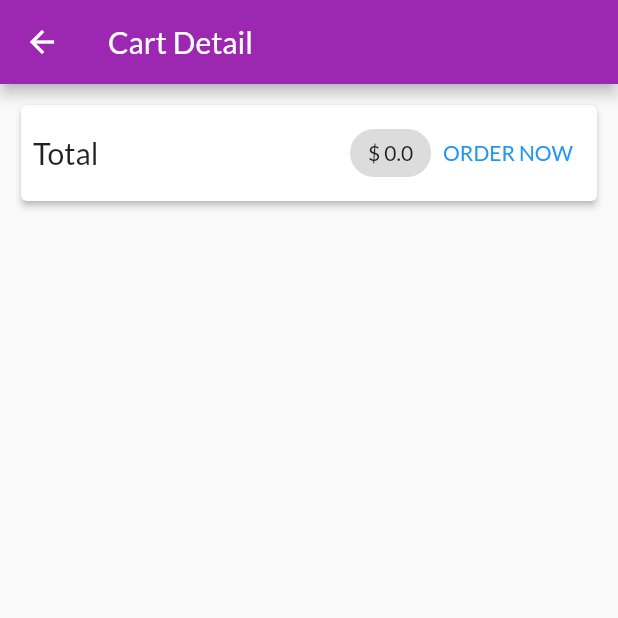
After one commit to Jean-Lionel/flutter_shop_manager, a Flutter app: the CartScreen screen opened by its route, on a phone screen of 412 x 824 dp, the top half of it. The commit adds this screen. Run offline on Flutter 3.47's test engine with Material 2 defaults, Android fonts, the phone set to English and light mode, and no system bars; network calls fail.

Commit message:
cart screen

```diff
--- a/lib/main.dart
+++ b/lib/main.dart
@@ -1,4 +1,5 @@
 import 'package:flutter/material.dart';
+import 'package:flutter_shop_manager/screens/carte_screen.dart';
 import '../providers/cart.dart';
 import './providers/products.dart';
 import 'package:provider/provider.dart';
@@ -35,6 +36,7 @@ class MyApp extends StatelessWidget {
         ),
         routes: {
           ProductDetailScreen.routeName: (_) => ProductDetailScreen(),
+          CartScreen.routeName: (_) => CartScreen(),
         },
         debugShowCheckedModeBanner: false,
       ),
--- a/lib/providers/cart.dart
+++ b/lib/providers/cart.dart
@@ -23,6 +23,15 @@ class Cart with ChangeNotifier {
 
   int get countItem {
     return _items.length;
+  }
+
+  double get totalPrice {
+    var total = 0.0;
+    _items.forEach((key, value) {
+      total += (value.price * value.quantity);
+    });
+
+    return total;
   }
 
   void addItems(productId, title, price) {
--- /dev/null
+++ b/lib/screens/carte_screen.dart
@@ -0,0 +1,57 @@
+import 'package:flutter/material.dart';
+import 'package:flutter_shop_manager/providers/cart.dart';
+import 'package:provider/provider.dart';
+
+import '../widgets/cart_item_wiget.dart';
+
+class CartScreen extends StatelessWidget {
+  static const String routeName = "/cart-screen";
+  const CartScreen();
+  @override
+  Widget build(BuildContext context) {
+    Cart cart = Provider.of<Cart>(context);
+    return Scaffold(
+        appBar: AppBar(
+          title: const Text('Cart Detail'),
+          backgroundColor: Theme.of(context).primaryColor,
+        ),
+        body: Container(
+          margin: const EdgeInsets.all(10),
+          child: Column(
+            children: [
+              Card(
+                elevation: 2,
+                child: Padding(
+                  padding: const EdgeInsets.all(8.0),
+                  child: Row(
+                    mainAxisAlignment: MainAxisAlignment.spaceBetween,
+                    children: [
+                      const Text(
+                        "Total",
+                        style: TextStyle(
+                          fontSize: 20,
+                        ),
+                      ),
+                      const Spacer(),
+                      Chip(label: Text("\$ ${cart.totalPrice}")),
+                      TextButton(
+                        onPressed: () {},
+                        child: Text("ORDER NOW"),
+                      )
+                    ],
+                  ),
+                ),
+              ),
+              SizedBox(
+                height: 10,
+              ),
+              Expanded(
+                  child: ListView.builder(
+                itemBuilder: (cxt, index) => CartItemWidget(),
+                itemCount: cart.countItem,
+              ))
+            ],
+          ),
+        ));
+  }
+}
--- a/lib/screens/products_overview_screen.dart
+++ b/lib/screens/products_overview_screen.dart
@@ -1,4 +1,5 @@
 import 'package:flutter/material.dart';
+import 'package:flutter_shop_manager/screens/carte_screen.dart';
 import '../providers/cart.dart';
 import 'package:provider/provider.dart';
 import '../widgets/product_item.dart';
@@ -44,12 +45,13 @@ class _ProductVeiwScreenState extends State<ProductVeiwScreen> {
                       child: Text("Only Favorite"),
                     ),
                   ]),
-
           Consumer<Cart>(
             builder: (_, cart, ch) => BadgeWidget(
               value: cart.countItem.toString(),
               child: IconButton(
-                onPressed: () {},
+                onPressed: () {
+                  Navigator.of(context).pushNamed(CartScreen.routeName);
+                },
                 icon: Icon(Icons.shopping_cart),
               ),
             ),
--- /dev/null
+++ b/lib/widgets/cart_item_wiget.dart
@@ -0,0 +1,10 @@
+import 'package:flutter/material.dart';
+
+class CartItemWidget extends StatelessWidget {
+  const CartItemWidget({super.key});
+
+  @override
+  Widget build(BuildContext context) {
+    return const Placeholder();
+  }
+}
```
